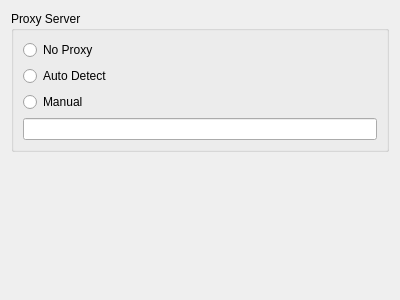
This is src/SettingNetworkForm.ui in soramimi/Guitar as Qt 5 draws it before an edit. The edited form follows.
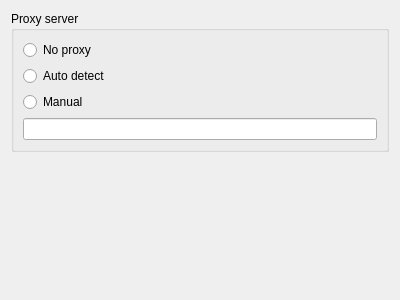
This is the edited form.

Patch:
```diff
--- a/src/SettingNetworkForm.ui
+++ b/src/SettingNetworkForm.ui
@@ -17,20 +17,20 @@
    <item>
     <widget class="QGroupBox" name="groupBox">
      <property name="title">
-      <string>Proxy Server</string>
+      <string>Proxy server</string>
      </property>
      <layout class="QVBoxLayout" name="verticalLayout">
       <item>
        <widget class="QRadioButton" name="radioButton_no_proxy">
         <property name="text">
-         <string>No Proxy</string>
+         <string>No proxy</string>
         </property>
        </widget>
       </item>
       <item>
        <widget class="QRadioButton" name="radioButton_auto_detect">
         <property name="text">
-         <string>Auto Detect</string>
+         <string>Auto detect</string>
         </property>
        </widget>
       </item>
```
